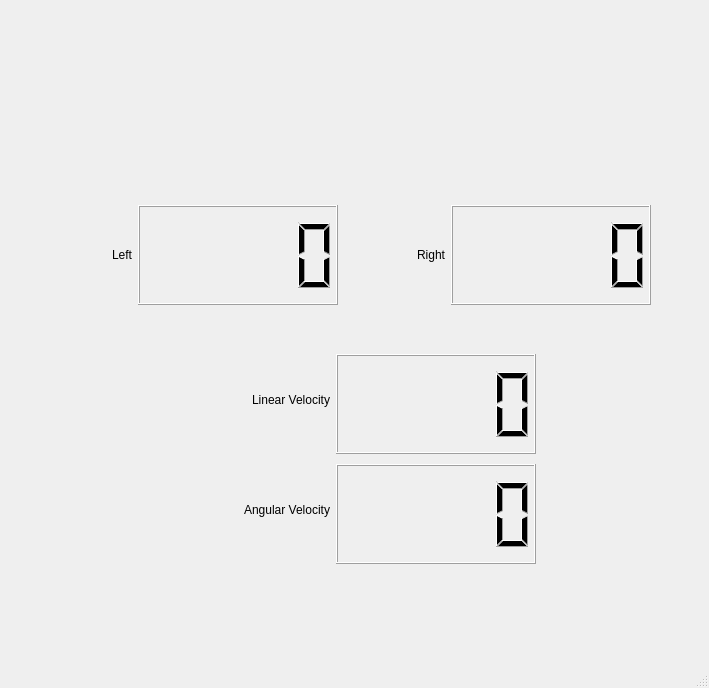
Qt form src/snowbots_ui/src/mainwindow.ui (UBC-Snowbots/Snowflake) before a commit.
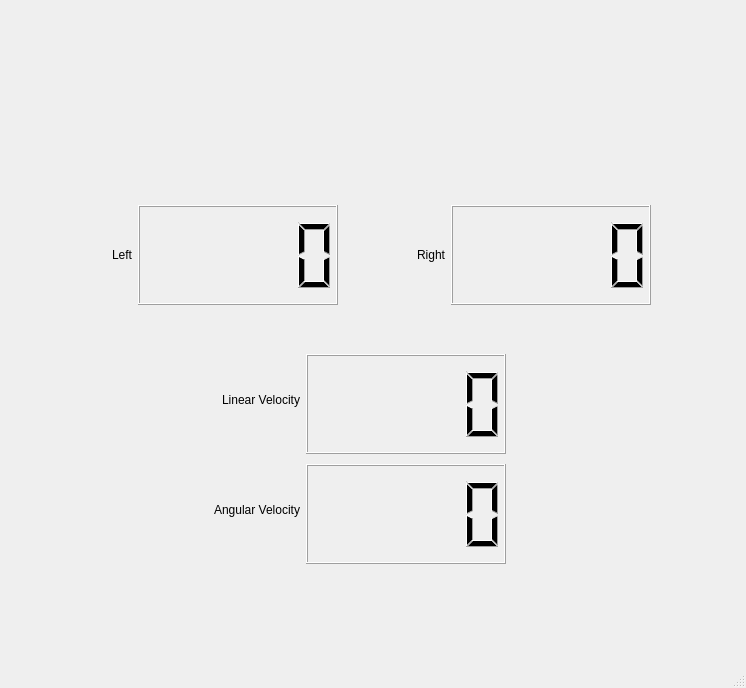
The same form after that commit. Icons and pictures are not drawn.

```diff
--- a/src/snowbots_ui/src/mainwindow.ui
+++ b/src/snowbots_ui/src/mainwindow.ui
@@ -6,7 +6,7 @@
    <rect>
     <x>0</x>
     <y>0</y>
-    <width>709</width>
+    <width>746</width>
     <height>688</height>
    </rect>
   </property>
@@ -111,10 +111,10 @@
      </item>
     </layout>
    </widget>
-   <widget class="QWidget" name="">
+   <widget class="QWidget" name="layoutWidget">
     <property name="geometry">
      <rect>
-      <x>130</x>
+      <x>100</x>
       <y>350</y>
       <width>408</width>
       <height>214</height>
```
Left out of the diff: 4 changed lines with no effect on the pictures.
